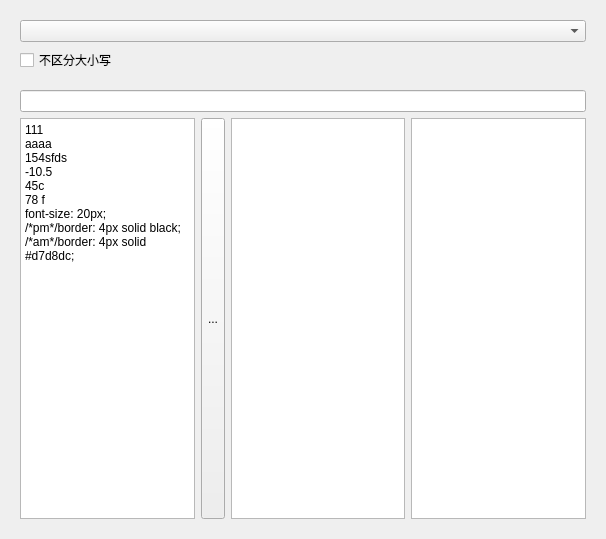
ba-ya/test_qt6_new_property, file 2/func2.ui: the form before one commit.
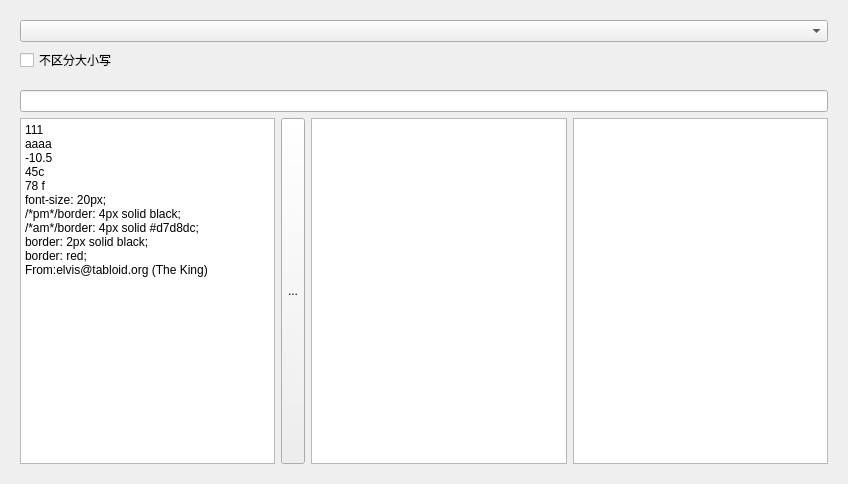
The form after the commit. Icons and pictures are not drawn.

Commit message: feat: func2 add two pattern, beginxx and ExtractContent

Patch:
```diff
--- a/2/func2.ui
+++ b/2/func2.ui
@@ -6,8 +6,8 @@
    <rect>
     <x>0</x>
     <y>0</y>
-    <width>606</width>
-    <height>539</height>
+    <width>848</width>
+    <height>484</height>
    </rect>
   </property>
   <property name="windowTitle">
@@ -67,13 +67,15 @@
 &lt;/style&gt;&lt;/head&gt;&lt;body style=&quot; font-family:'Microsoft YaHei UI'; font-size:9pt; font-weight:400; font-style:normal;&quot;&gt;
 &lt;p style=&quot; margin-top:0px; margin-bottom:0px; margin-left:0px; margin-right:0px; -qt-block-indent:0; text-indent:0px;&quot;&gt;111&lt;/p&gt;
 &lt;p style=&quot; margin-top:0px; margin-bottom:0px; margin-left:0px; margin-right:0px; -qt-block-indent:0; text-indent:0px;&quot;&gt;aaaa&lt;/p&gt;
-&lt;p style=&quot; margin-top:0px; margin-bottom:0px; margin-left:0px; margin-right:0px; -qt-block-indent:0; text-indent:0px;&quot;&gt;154sfds&lt;/p&gt;
 &lt;p style=&quot; margin-top:0px; margin-bottom:0px; margin-left:0px; margin-right:0px; -qt-block-indent:0; text-indent:0px;&quot;&gt;-10.5&lt;/p&gt;
 &lt;p style=&quot; margin-top:0px; margin-bottom:0px; margin-left:0px; margin-right:0px; -qt-block-indent:0; text-indent:0px;&quot;&gt;45c&lt;/p&gt;
 &lt;p style=&quot; margin-top:0px; margin-bottom:0px; margin-left:0px; margin-right:0px; -qt-block-indent:0; text-indent:0px;&quot;&gt;78 f&lt;/p&gt;
 &lt;p style=&quot; margin-top:0px; margin-bottom:0px; margin-left:0px; margin-right:0px; -qt-block-indent:0; text-indent:0px;&quot;&gt;font-size: 20px;&lt;/p&gt;
 &lt;p style=&quot; margin-top:0px; margin-bottom:0px; margin-left:0px; margin-right:0px; -qt-block-indent:0; text-indent:0px;&quot;&gt;/*pm*/border: 4px solid black;&lt;/p&gt;
-&lt;p style=&quot; margin-top:0px; margin-bottom:0px; margin-left:0px; margin-right:0px; -qt-block-indent:0; text-indent:0px;&quot;&gt;/*am*/border: 4px solid #d7d8dc;&lt;/p&gt;&lt;/body&gt;&lt;/html&gt;</string>
+&lt;p style=&quot; margin-top:0px; margin-bottom:0px; margin-left:0px; margin-right:0px; -qt-block-indent:0; text-indent:0px;&quot;&gt;/*am*/border: 4px solid #d7d8dc;&lt;/p&gt;
+&lt;p style=&quot; margin-top:0px; margin-bottom:0px; margin-left:0px; margin-right:0px; -qt-block-indent:0; text-indent:0px;&quot;&gt;border: 2px solid black;&lt;/p&gt;
+&lt;p style=&quot; margin-top:0px; margin-bottom:0px; margin-left:0px; margin-right:0px; -qt-block-indent:0; text-indent:0px;&quot;&gt;border: red;&lt;/p&gt;
+&lt;p style=&quot; margin-top:0px; margin-bottom:0px; margin-left:0px; margin-right:0px; -qt-block-indent:0; text-indent:0px;&quot;&gt;From:elvis@tabloid.org (The King)&lt;/p&gt;&lt;/body&gt;&lt;/html&gt;</string>
         </property>
        </widget>
       </item>
```
The commit also changes 2 other files.
